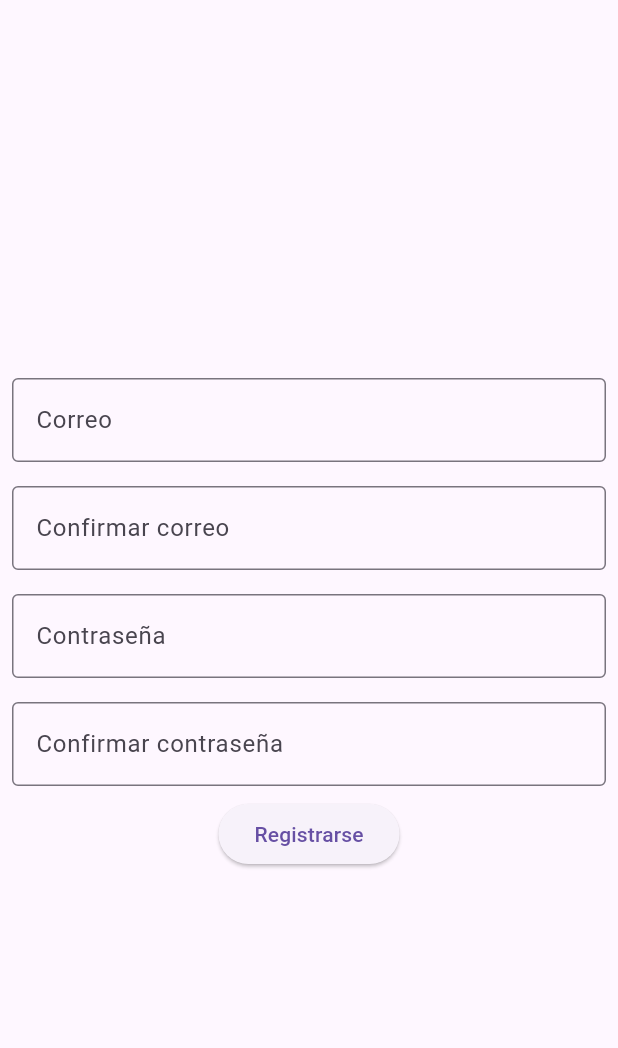
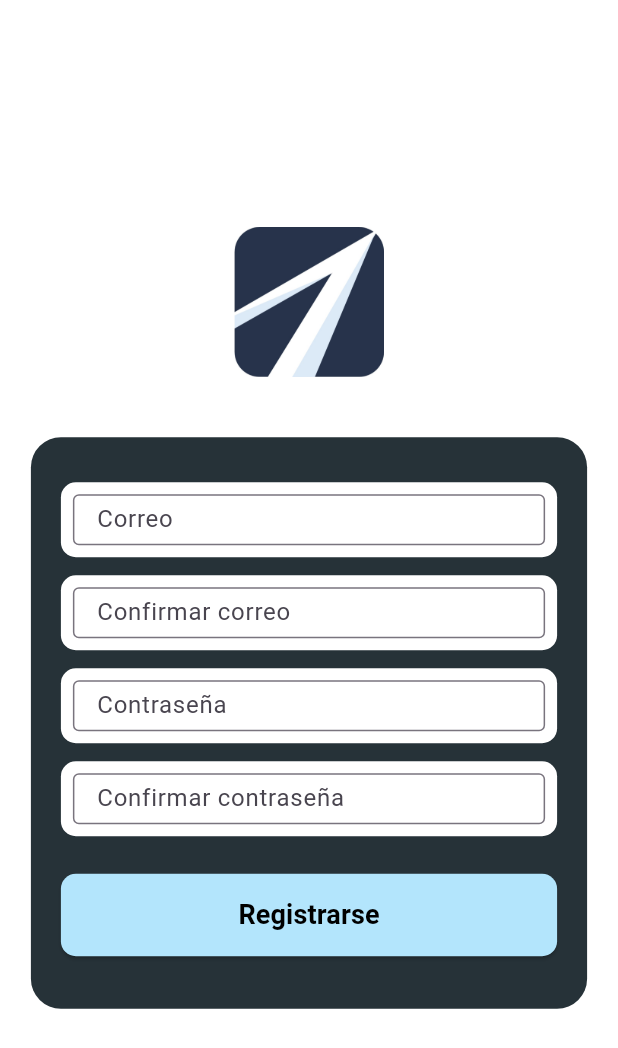
Before and after one commit to josephaven/viayage-frontend, a Flutter app: the RegisterPage screen opened directly, on a phone screen of 412 x 824 dp. Shown: the top 1048 px of the screen. Run offline on Flutter 3.47's test engine with Material 3 defaults, Android fonts, the phone set to English and light mode, and no system bars.

Commit message:
Ajuste de tamaño en campos de RegisterPage

```diff
--- a/lib/views/register_page.dart
+++ b/lib/views/register_page.dart
@@ -47,18 +47,105 @@ class _RegisterPageState extends State<RegisterPage> {
   @override
   Widget build(BuildContext context) {
     return Scaffold(
-      body: Column(
-        mainAxisAlignment: MainAxisAlignment.center,
-        children: [
-          TextInput(label: "Correo", controller: emailController),
-          TextInput(label: "Confirmar correo", controller: confirmEmailController),
-          TextInput(label: "Contraseña", controller: passwordController, isPassword: true),
-          TextInput(label: "Confirmar contraseña", controller: confirmPasswordController, isPassword: true),
-          ElevatedButton(
-            onPressed: register,
-            child: Text("Registrarse"),
-          ),
-        ],
+      backgroundColor: Colors.white, // Fondo blanco
+      body: Center(
+        child: Column(
+          mainAxisAlignment: MainAxisAlignment.center,
+          children: [
+            // Logo
+            Image.asset(
+              'assets/logo.png',
+              height: 100,
+            ),
+
+            SizedBox(height: 40),
+
+            // Contenedor del formulario
+            Container(
+              width: MediaQuery.of(context).size.width * 0.9,
+              padding: EdgeInsets.all(20),
+              decoration: BoxDecoration(
+                color: Colors.blueGrey[900], // Fondo oscuro
+                borderRadius: BorderRadius.circular(20),
+              ),
+              child: Column(
+                mainAxisSize: MainAxisSize.min,
+                children: [
+                  SizedBox(height: 10),
+
+                  // Campos de texto
+                  SizedBox(
+                    height: 50,
+                    child: Container(
+                      decoration: BoxDecoration(
+                        color: Colors.white, // Fondo claro
+                        borderRadius: BorderRadius.circular(10),
+                      ),
+                      child: TextInput(label: "Correo", controller: emailController),
+                    ),
+                  ),
+                  SizedBox(height: 12),
+
+                  SizedBox(
+                    height: 50,
+                    child: Container(
+                      decoration: BoxDecoration(
+                        color: Colors.white, // Fondo claro
+                        borderRadius: BorderRadius.circular(10),
+                      ),
+                      child: TextInput(label: "Confirmar correo", controller: confirmEmailController),
+                    ),
+                  ),
+                  SizedBox(height: 12),
+
+                  SizedBox(
+                    height: 50,
+                    child: Container(
+                      decoration: BoxDecoration(
+                        color: Colors.white, // Fondo claro
+                        borderRadius: BorderRadius.circular(10),
+                      ),
+                      child: TextInput(label: "Contraseña", controller: passwordController, isPassword: true),
+                    ),
+                  ),
+                  SizedBox(height: 12),
+
+                  SizedBox(
+                    height: 50,
+                    child: Container(
+                      decoration: BoxDecoration(
+                        color: Colors.white,
+                        borderRadius: BorderRadius.circular(10),
+                      ),
+                      child: TextInput(label: "Confirmar contraseña", controller: confirmPasswordController, isPassword: true),
+                    ),
+                  ),
+                  SizedBox(height: 25),
+
+                  // Botón de "Registrarse"
+                  SizedBox(
+                    width: double.infinity,
+                    height: 55,
+                    child: ElevatedButton(
+                      style: ElevatedButton.styleFrom(
+                        backgroundColor: Colors.lightBlue[100], // Color del botón
+                        shape: RoundedRectangleBorder(
+                          borderRadius: BorderRadius.circular(10),
+                        ),
+                      ),
+                      onPressed: register,
+                      child: Text(
+                        "Registrarse",
+                        style: TextStyle(fontSize: 18, fontWeight: FontWeight.bold, color: Colors.black),
+                      ),
+                    ),
+                  ),
+                  SizedBox(height: 15),
+                ],
+              ),
+            ),
+          ],
+        ),
       ),
     );
   }
```
